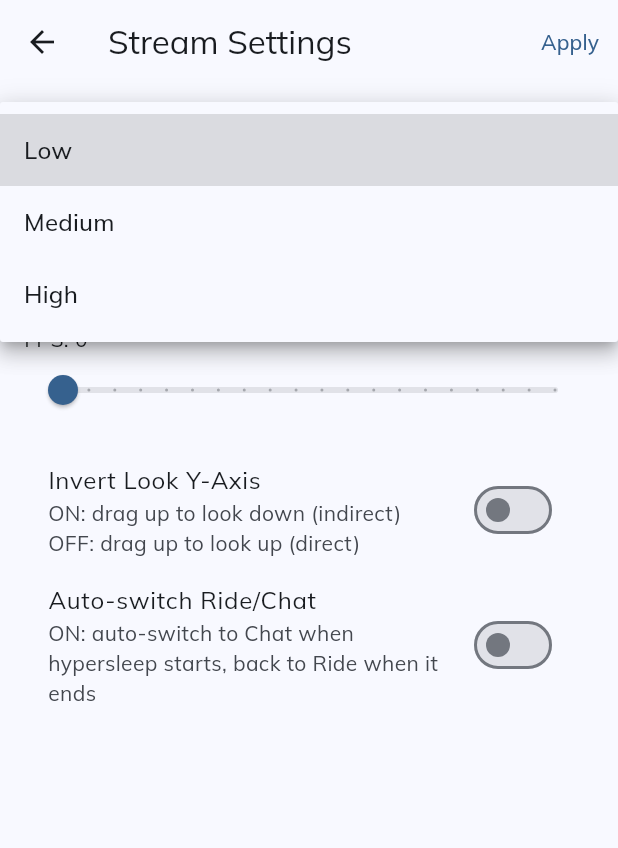
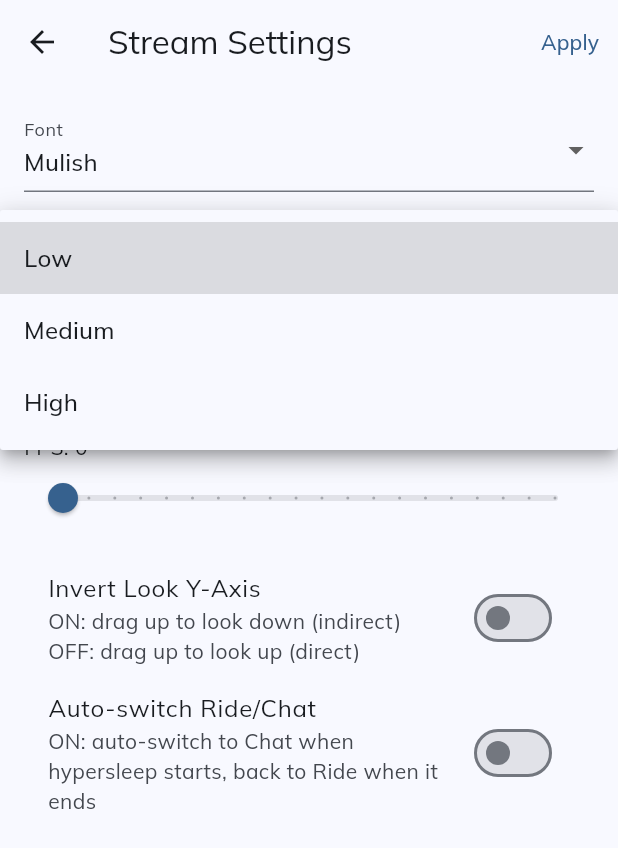
Before and after one commit to use-ai-for-mc/monkeycraft, a Flutter app: the StreamSettingsScreen screen opened directly with empty values, after a tap on "Low", on a phone screen of 412 x 824 dp. Shown: the top 848 px of the screen. Run offline on Flutter 3.47's test engine with Material 3 defaults, Android fonts, the phone set to English and light mode, and no system bars; our stand-ins replace shared_preferences; missing offline and left inert: live_activities, mobile_scanner; accounts and stored records are empty.

Commit message:
add more fonts

```diff
--- a/flutter/monkeycraft/lib/screens/stream_settings_screen.dart
+++ b/flutter/monkeycraft/lib/screens/stream_settings_screen.dart
@@ -1,4 +1,6 @@
 import 'package:flutter/material.dart';
+import 'package:monkeycraft_client/main.dart';
+import 'package:monkeycraft_client/services/app_settings.dart';
 import 'package:monkeycraft_client/services/stream_settings.dart';
 
 class StreamSettingsScreen extends StatefulWidget {
@@ -34,6 +36,20 @@ class _StreamSettingsScreenState extends State<StreamSettingsScreen> {
       body: ListView(
         padding: const EdgeInsets.all(16),
         children: [
+          DropdownButtonFormField<AppFont>(
+            initialValue: appSettings.font,
+            decoration: const InputDecoration(labelText: 'Font'),
+            items: AppFont.values
+                .map(
+                  (f) => DropdownMenuItem(value: f, child: Text(f.displayName)),
+                )
+                .toList(),
+            onChanged: (v) {
+              if (v == null) return;
+              appSettings.setFont(v);
+            },
+          ),
+          const SizedBox(height: 16),
           DropdownButtonFormField<ResolutionPreset>(
             initialValue: _settings.resolutionPreset,
             decoration: const InputDecoration(labelText: 'Resolution'),
--- /dev/null
+++ b/flutter/monkeycraft/lib/services/app_settings.dart
@@ -0,0 +1,55 @@
+import 'package:flutter/material.dart';
+import 'package:shared_preferences/shared_preferences.dart';
+
+enum AppFont { mulish, montserrat, nunitoSans }
+
+extension AppFontDisplay on AppFont {
+  String get displayName {
+    switch (this) {
+      case AppFont.mulish:
+        return 'Mulish';
+      case AppFont.montserrat:
+        return 'Montserrat';
+      case AppFont.nunitoSans:
+        return 'Nunito Sans';
+    }
+  }
+
+  String get familyName {
+    switch (this) {
+      case AppFont.mulish:
+        return 'Mulish';
+      case AppFont.montserrat:
+        return 'Montserrat';
+      case AppFont.nunitoSans:
+        return 'NunitoSans';
+    }
+  }
+}
+
+class AppSettings extends ChangeNotifier {
+  static const _kFont = 'app_font';
+  static const AppFont defaultFont = AppFont.mulish;
+
+  AppFont _font = defaultFont;
+  AppFont get font => _font;
+
+  Future<void> load() async {
+    final prefs = await SharedPreferences.getInstance();
+    final index = prefs.getInt(_kFont) ?? defaultFont.index;
+    _font = AppFont.values[index.clamp(0, AppFont.values.length - 1)];
+    notifyListeners();
+  }
+
+  Future<void> setFont(AppFont font) async {
+    if (_font == font) return;
+    _font = font;
+    final prefs = await SharedPreferences.getInstance();
+    await prefs.setInt(_kFont, font.index);
+    notifyListeners();
+  }
+
+  TextStyle textStyleWithFont(TextStyle? base) {
+    return (base ?? const TextStyle()).copyWith(fontFamily: _font.familyName);
+  }
+}
```
Also changed, not shown: flutter/monkeycraft/lib/main.dart (+11 -3 lines), flutter/monkeycraft/lib/screens/chat_screen.dart (+17 -11 lines), flutter/monkeycraft/lib/screens/stream_screen.dart (+28 -43 lines), flutter/monkeycraft/pubspec.yaml (+10 -0 lines), flutter/monkeycraft/assets/fonts/Montserrat-Italic-VariableFont_wght.ttf (added), flutter/monkeycraft/assets/fonts/Montserrat-VariableFont_wght.ttf (added), flutter/monkeycraft/assets/fonts/NunitoSans-Italic-VariableFont_YTLC,opsz,wdth,wght.ttf (added), flutter/monkeycraft/assets/fonts/NunitoSans-VariableFont_YTLC,opsz,wdth,wght.ttf (added), 2 other files.
